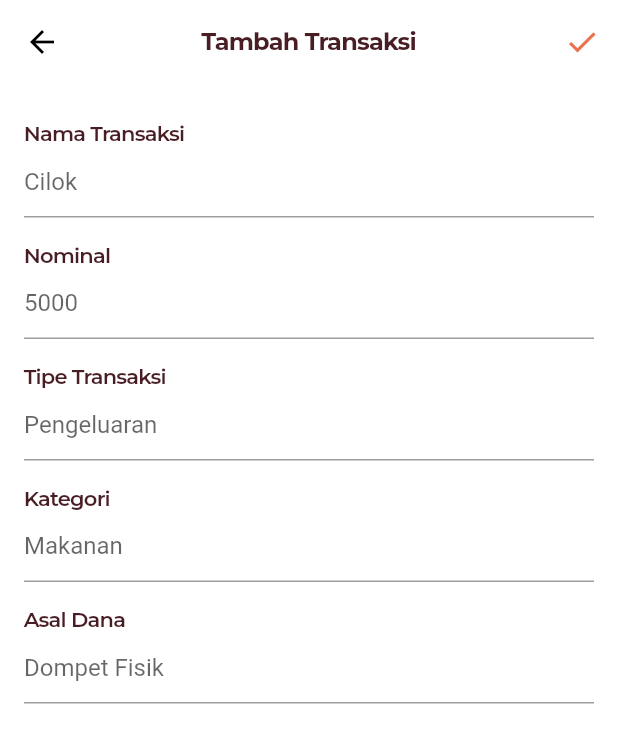
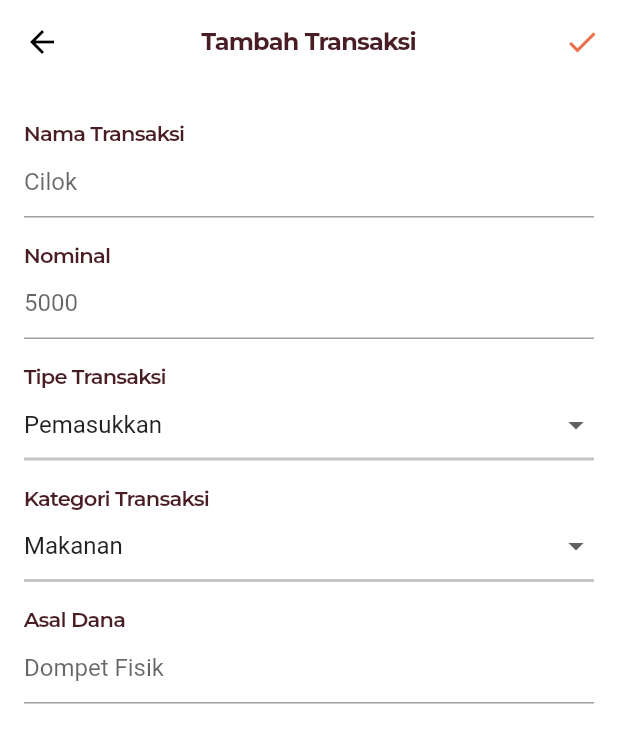
Before and after one commit to andisoer/money-book, a Flutter app: the AddTransactionPage screen opened by its route, on a phone screen of 412 x 824 dp. Shown: the top 743 px of the screen. Run offline on Flutter 3.47's test engine with Material 2 defaults, Android fonts, the phone set to English and light mode, and no system bars; our stand-ins replace flutter_svg, google_fonts.

Commit message:
refractor add transaction widget

```diff
--- a/lib/common/config/themes.dart
+++ b/lib/common/config/themes.dart
@@ -12,6 +12,7 @@ class _Colors {
   final textPrimary = const Color(0xff481D24);
   final white = const Color(0xffffffff);
   final black = const Color(0xff000000);
+  final grey = const Color(0xFF9E9E9E);
 }
 
 class _TextStyles {
--- /dev/null
+++ b/lib/common/widget/custom_dropdown_widget.dart
@@ -0,0 +1,53 @@
+import 'package:flutter/material.dart';
+import 'package:money_book/common/config/themes.dart';
+
+class CustomDropdownWidget extends StatefulWidget {
+  List<String> dropdownList;
+  ValueChanged<String> onChanged;
+  String selectedItem;
+  String label;
+
+  CustomDropdownWidget({
+    required this.dropdownList,
+    required this.onChanged,
+    required this.selectedItem,
+    required this.label,
+    Key? key,
+  }) : super(key: key);
+
+  @override
+  State<CustomDropdownWidget> createState() => _CustomDropdownWidgetState();
+}
+
+class _CustomDropdownWidgetState extends State<CustomDropdownWidget> {
+  @override
+  Widget build(BuildContext context) {
+    return Column(
+      crossAxisAlignment: CrossAxisAlignment.start,
+      children: [
+        Text(
+          widget.label,
+          style: AppTheme.textStyle.f14TextPrimaryW600,
+        ),
+        DropdownButton<String>(
+          itemHeight: null,
+          underline: Container(
+            padding: const EdgeInsets.only(top: 8),
+            height: 2,
+            color: AppTheme.colors.grey.withOpacity(0.6),
+          ),
+          value: widget.selectedItem,
+          items: widget.dropdownList.map((value) {
+            return DropdownMenuItem<String>(value: value, child: Text(value));
+          }).toList(),
+          onChanged: (String? value) {
+            setState(() {
+              widget.selectedItem = value!;
+            });
+          },
+          isExpanded: true,
+        ),
+      ],
+    );
+  }
+}
--- a/lib/features/transaction/presentation/page/add_transaction/add_transaction_page.dart
+++ b/lib/features/transaction/presentation/page/add_transaction/add_transaction_page.dart
@@ -1,10 +1,22 @@
 import 'package:flutter/material.dart';
 import 'package:money_book/common/config/themes.dart';
 import 'package:money_book/common/widget/custom_appbar_widget.dart';
+import 'package:money_book/common/widget/custom_dropdown_widget.dart';
 import 'package:money_book/common/widget/custom_input_widget.dart';
 
-class AddTransactionPage extends StatelessWidget {
+class AddTransactionPage extends StatefulWidget {
   const AddTransactionPage({Key? key}) : super(key: key);
+
+  @override
+  State<AddTransactionPage> createState() => _AddTransactionPageState();
+}
+
+class _AddTransactionPageState extends State<AddTransactionPage> {
+  final List<String> _transactionType = ['Pemasukkan', 'Pengeluaran'];
+  final List<String> _transactionCategory = ['Makanan', 'Minuman', 'Kendaraan'];
+
+  String _selectedTransactionType = 'Pemasukkan';
+  String _selectedTransactionCategory = 'Makanan';
 
   @override
   Widget build(BuildContext context) {
@@ -19,29 +31,41 @@ class AddTransactionPage extends StatelessWidget {
             margin: const EdgeInsets.symmetric(horizontal: 16),
             child: Column(
               crossAxisAlignment: CrossAxisAlignment.start,
-              children: const [
-                SizedBox(height: 24),
-                CustomInputWidget(
+              children: [
+                const SizedBox(height: 24),
+                const CustomInputWidget(
                   label: 'Nama Transaksi',
                   hintText: 'Cilok',
                 ),
-                SizedBox(height: 16),
-                CustomInputWidget(
+                const SizedBox(height: 16),
+                const CustomInputWidget(
                   label: 'Nominal',
                   hintText: '5000',
                 ),
-                SizedBox(height: 16),
-                CustomInputWidget(
+                const SizedBox(height: 16),
+                CustomDropdownWidget(
+                  dropdownList: _transactionType,
+                  onChanged: (value) {
+                    setState(() {
+                      _selectedTransactionType = value;
+                    });
+                  },
+                  selectedItem: _selectedTransactionType,
                   label: 'Tipe Transaksi',
-                  hintText: 'Pengeluaran',
                 ),
-                SizedBox(height: 16),
-                CustomInputWidget(
-                  label: 'Kategori',
-                  hintText: 'Makanan',
+                const SizedBox(height: 16),
+                CustomDropdownWidget(
+                  dropdownList: _transactionCategory,
+                  onChanged: (value) {
+                    setState(() {
+                      _selectedTransactionCategory = value;
+                    });
+                  },
+                  selectedItem: _selectedTransactionCategory,
+                  label: 'Kategori Transaksi',
                 ),
-                SizedBox(height: 16),
-                CustomInputWidget(
+                const SizedBox(height: 16),
+                const CustomInputWidget(
                   label: 'Asal Dana',
                   hintText: 'Dompet Fisik',
                 ),
```
